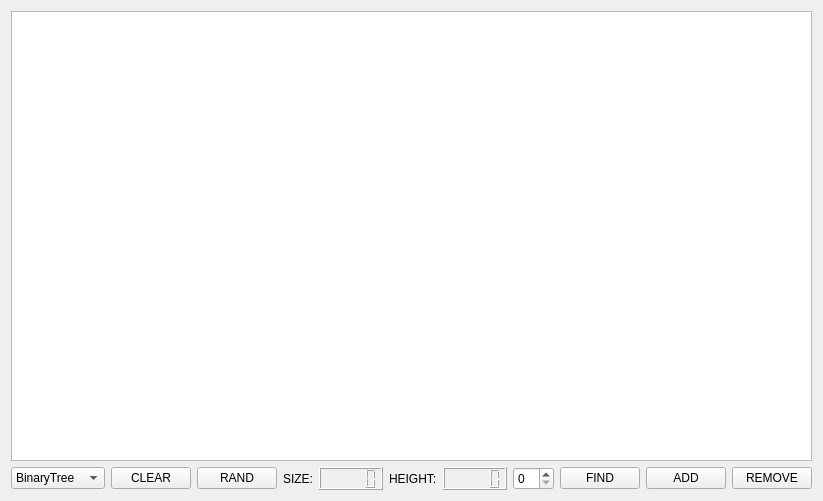
Helbushek/2nd_course_2.0, file QT/treewidget.ui: the form before one commit.
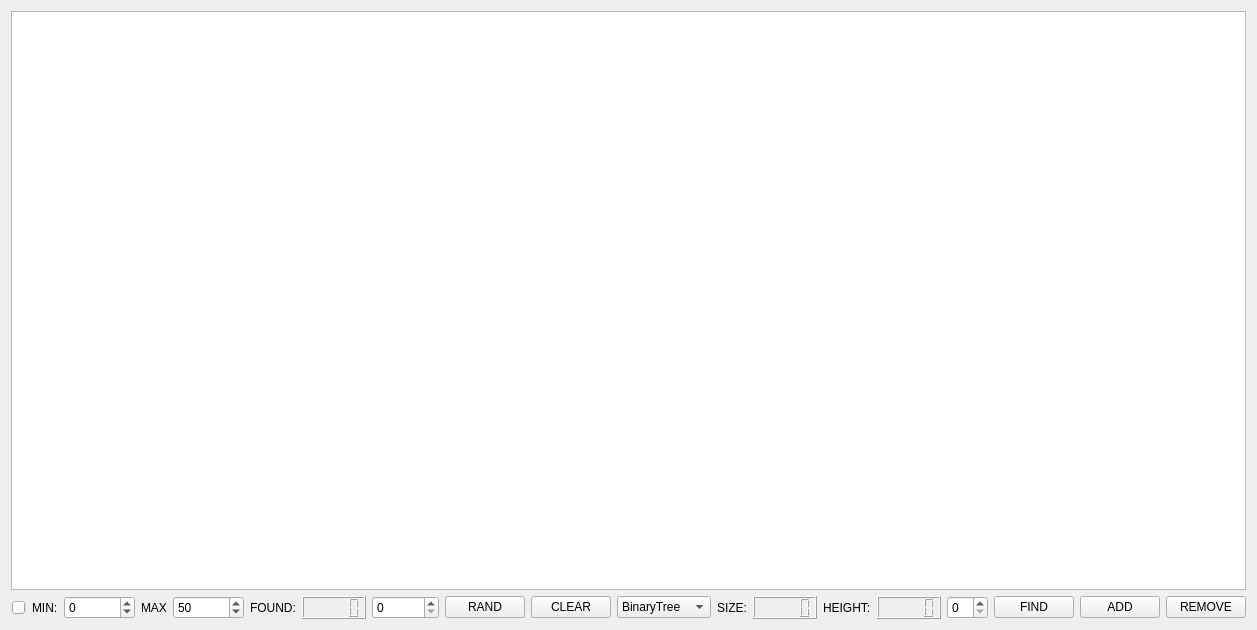
The form after the commit.

Commit message: finished coloring found node, added some (semi-useful, but still) buttons and sliders like: font change, generating establihed number of nodes randomly, setting range of generated numbers, founded nodes counter

What changed in the file:
```diff
--- a/QT/treewidget.ui
+++ b/QT/treewidget.ui
@@ -6,8 +6,8 @@
    <rect>
     <x>0</x>
     <y>0</y>
-    <width>758</width>
-    <height>501</height>
+    <width>1253</width>
+    <height>630</height>
    </rect>
   </property>
   <property name="windowTitle">
@@ -19,6 +19,56 @@
    </item>
    <item>
     <layout class="QHBoxLayout" name="horizontalLayout">
+     <item>
+      <widget class="QSlider" name="fontSlider">
+       <property name="minimum">
+        <number>8</number>
+       </property>
+       <property name="maximum">
+        <number>200</number>
+       </property>
+       <property name="sliderPosition">
+        <number>42</number>
+       </property>
+       <property name="orientation">
+        <enum>Qt::Horizontal</enum>
+       </property>
+      </widget>
+     </item>
+     <item>
+      <widget class="QLabel" name="label_3">
+       <property name="text">
+        <string>MIN:</string>
+       </property>
+      </widget>
+     </item>
+     <item>
+      <widget class="QSpinBox" name="spinBoxMin">
+       <property name="minimum">
+        <number>-2147483647</number>
+       </property>
+       <property name="maximum">
+        <number>2147483647</number>
+       </property>
+      </widget>
+     </item>
+     <item>
+      <widget class="QLabel" name="label_4">
+       <property name="text">
+        <string>MAX</string>
+       </property>
+      </widget>
+     </item>
+     <item>
+      <widget class="QSpinBox" name="spinBoxMax">
+       <property name="minimum">
+        <number>-2147483647</number>
+       </property>
+       <property name="value">
+        <number>50</number>
+       </property>
+      </widget>
+     </item>
      <item>
       <spacer name="horizontalSpacer_2">
        <property name="orientation">
@@ -32,6 +82,37 @@
        </property>
       </spacer>
      </item>
+     <item>
+      <widget class="QLabel" name="label_5">
+       <property name="text">
+        <string>FOUND:</string>
+       </property>
+      </widget>
+     </item>
+     <item>
+      <widget class="QLCDNumber" name="lcdNumberFound"/>
+     </item>
+     <item>
+      <widget class="QSpinBox" name="spinBoxRand">
+       <property name="maximum">
+        <number>2000000</number>
+       </property>
+      </widget>
+     </item>
+     <item>
+      <widget class="QPushButton" name="pushButtonRand">
+       <property name="text">
+        <string>RAND</string>
+       </property>
+      </widget>
+     </item>
+     <item>
+      <widget class="QPushButton" name="pushButtonClear">
+       <property name="text">
+        <string>CLEAR</string>
+       </property>
+      </widget>
+     </item>
      <item>
       <widget class="QComboBox" name="typeComboBox">
        <property name="sizeAdjustPolicy">
@@ -49,20 +130,6 @@
        </item>
       </widget>
      </item>
-     <item>
-      <widget class="QPushButton" name="pushButtonClear">
-       <property name="text">
-        <string>CLEAR</string>
-       </property>
-      </widget>
-     </item>
-     <item>
-      <widget class="QPushButton" name="pushButtonRand">
-       <property name="text">
-        <string>RAND</string>
-       </property>
-      </widget>
-     </item>
      <item>
       <widget class="QLabel" name="label">
        <property name="text">
@@ -90,7 +157,11 @@
       </widget>
      </item>
      <item>
-      <widget class="QSpinBox" name="spinBox"/>
+      <widget class="QSpinBox" name="spinBox">
+       <property name="maximum">
+        <number>50</number>
+       </property>
+      </widget>
      </item>
      <item>
       <widget class="QPushButton" name="pushButton">
```
Left out of the diff: 2 changed lines with no effect on the pictures. The commit also changes 4 other files.
